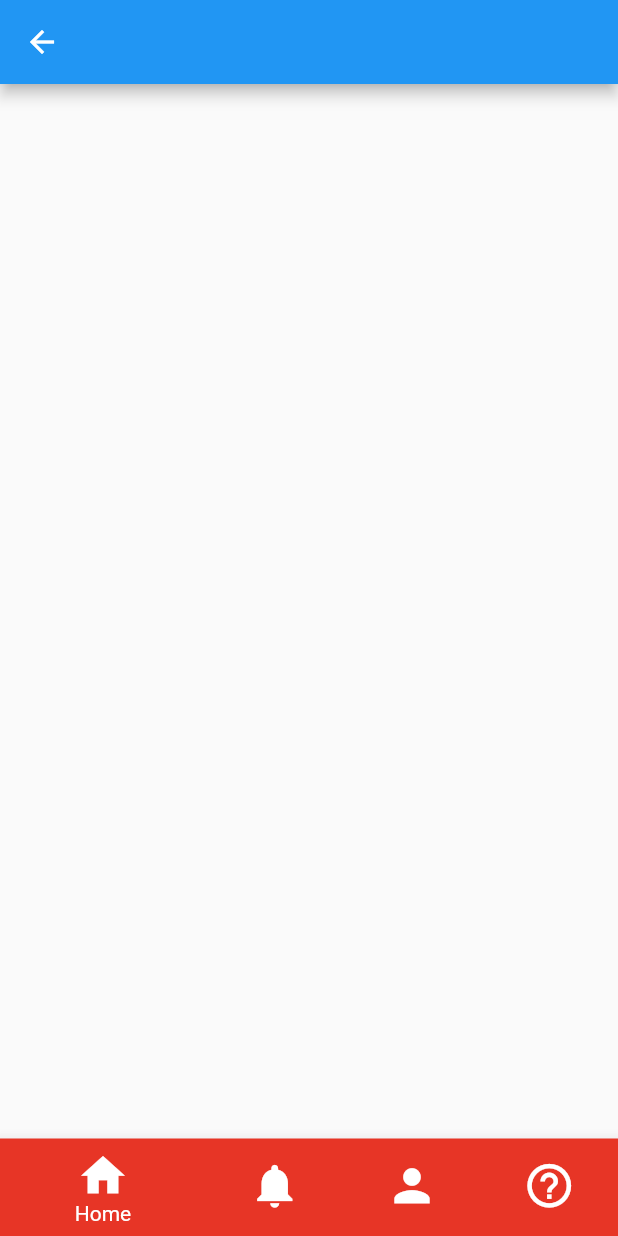
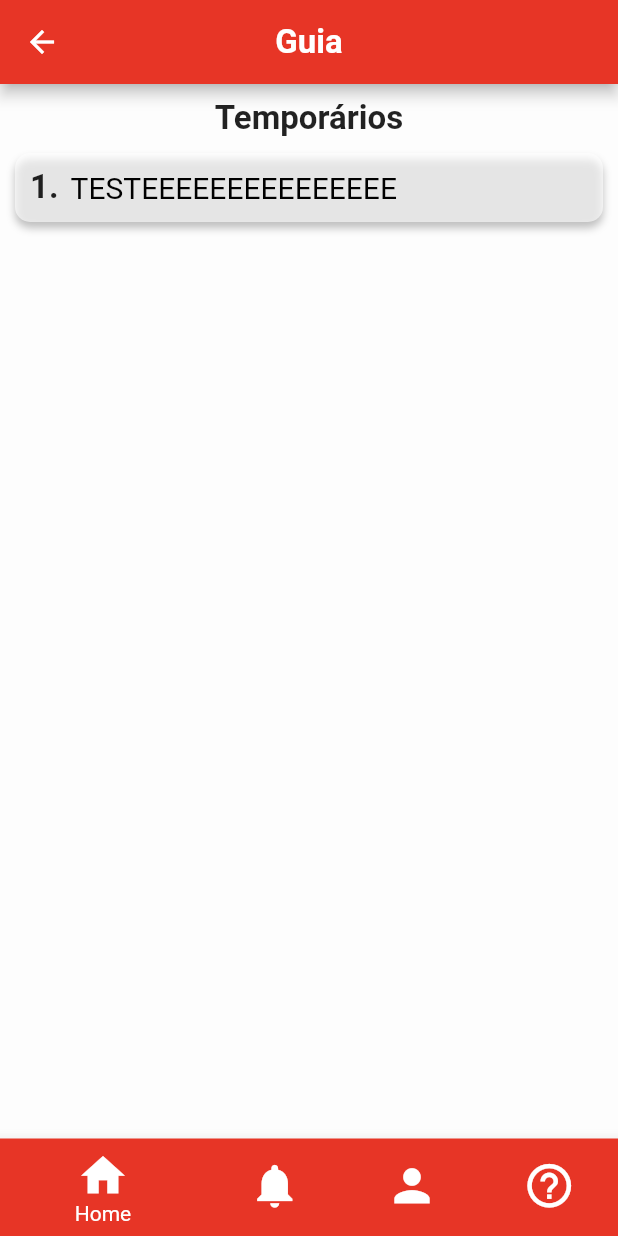
Before and after one commit to Zi0Li/MOBILE-Blood-Bank, a Flutter app: the GuidePage screen opened directly, on a phone screen of 412 x 824 dp. Run offline on Flutter 3.47's test engine with Material 2 defaults, Android fonts, the phone set to English and light mode, and no system bars; our stand-ins replace flutter_svg.

Commit message:
AppBar | GuidPage

```diff
--- a/lib/main.dart
+++ b/lib/main.dart
@@ -1,6 +1,4 @@
-import 'package:blood_bank/pages/form.dart';
 import 'package:blood_bank/pages/home.dart';
-import 'package:blood_bank/pages/login.dart';
 import 'package:flutter/material.dart';
 
 void main(List<String> args) {
--- a/lib/pages/guide.dart
+++ b/lib/pages/guide.dart
@@ -9,11 +9,100 @@ class GuidePage extends StatefulWidget {
 }
 
 class _GuidePageState extends State<GuidePage> {
+  String _value = "TESTEEEEEEEEEEEEEEE";
+  int _number = 1;
+
   @override
   Widget build(BuildContext context) {
     return Scaffold(
-      appBar: AppBar(),
+      appBar: AppBar(
+        title: Text(
+          'Guia',
+          style: TextStyle(
+              color: Colors.white, fontSize: 22, fontWeight: FontWeight.bold),
+        ),
+        centerTitle: true,
+        backgroundColor: Color.fromRGBO(231, 53, 38, 1),
+      ),
+      backgroundColor: Color.fromRGBO(253, 253, 253, 1),
       bottomNavigationBar: NavigationAppBar(),
+      body: SingleChildScrollView(
+        child: Column(
+          mainAxisAlignment: MainAxisAlignment.center,
+          children: [
+            _title('Temporários'),
+            _card(),
+          ],
+        ),
+      ),
+    );
+  }
+
+  Widget _card() {
+    return Padding(
+      padding: EdgeInsets.all(10),
+      child: Container(
+        decoration: BoxDecoration(
+            color: Colors.white60,
+            borderRadius: BorderRadius.circular(10),
+            border: Border(
+              left: BorderSide(width: 0, color: Colors.transparent),
+              right: BorderSide(width: 0, color: Colors.transparent),
+              top: BorderSide(width: 0, color: Colors.transparent),
+              bottom: BorderSide(width: 0, color: Colors.transparent),
+            ),
+            boxShadow: const [
+              BoxShadow(
+                color: Color(0x3F000000),
+                blurRadius: 4,
+                offset: Offset(0, 4),
+                spreadRadius: 0,
+              )
+            ]),
+        child: Padding(
+          padding: const EdgeInsets.all(10),
+          child: Row(
+            children: [
+              Column(
+                mainAxisAlignment: MainAxisAlignment.center,
+                crossAxisAlignment: CrossAxisAlignment.center,
+                children: [
+                  Text(
+                    '${_number.toString()}.',
+                    style: TextStyle(fontWeight: FontWeight.bold, fontSize: 22),
+                  ),
+                ],
+              ),
+              SizedBox(
+                width: 8,
+              ),
+              Column(
+                crossAxisAlignment: CrossAxisAlignment.start,
+                mainAxisAlignment: MainAxisAlignment.center,
+                children: [
+                  Text(
+                    _value,
+                    style: TextStyle(color: Colors.black, fontSize: 20),
+                  ),
+                ],
+              ),
+            ],
+          ),
+        ),
+      ),
+    );
+  }
+
+  Widget _title(String _text) {
+    return Padding(
+      padding: const EdgeInsets.fromLTRB(10, 10, 10, 0),
+      child: Text(
+        _text,
+        style: TextStyle(
+          fontWeight: FontWeight.bold,
+          fontSize: 22,
+        ),
+      ),
     );
   }
 }
--- a/lib/pages/home.dart
+++ b/lib/pages/home.dart
@@ -1,3 +1,4 @@
+import 'package:blood_bank/pages/guide.dart';
 import 'package:blood_bank/pages/login.dart';
 import 'package:blood_bank/widgets/AppBar.dart';
 import 'package:blood_bank/widgets/Button.dart';
@@ -17,8 +18,9 @@ class _HomePageState extends State<HomePage> {
   @override
   Widget build(BuildContext context) {
     return Scaffold(
-      appBar: AppBar(),
+      appBar: TopAppBar('Marcelo','21','B-'),
       backgroundColor: Color.fromRGBO(253, 253, 253, 1),
+      bottomNavigationBar: NavigationAppBar(),
       body: SingleChildScrollView(
         child: Padding(
           padding: EdgeInsets.fromLTRB(27, 28, 27, 28),
@@ -39,7 +41,7 @@ class _HomePageState extends State<HomePage> {
                   SizedBox(
                     width: 25,
                   ),
-                  Button('Guia', 'icons/Book.svg',LoginPage()),
+                  Button('Guia', 'icons/Book.svg',GuidePage()),
                 ],
               ),
               SizedBox(
@@ -86,7 +88,6 @@ class _HomePageState extends State<HomePage> {
           ),
         ),
       ),
-      bottomNavigationBar: NavigationAppBar(),
     );
   }
 }
--- a/lib/pages/login.dart
+++ b/lib/pages/login.dart
@@ -1,4 +1,4 @@
-import 'package:blood_bank/pages/home.dart';
+//import 'package:blood_bank/pages/home.dart';
 import 'package:flutter/material.dart';
 
 class LoginPage extends StatefulWidget {
--- a/lib/widgets/AppBar.dart
+++ b/lib/widgets/AppBar.dart
@@ -1,20 +1,21 @@
 import 'package:flutter/material.dart';
 
-class TopAppBar extends StatefulWidget {
-  const TopAppBar({super.key});
+// ignore: must_be_immutable
+class TopAppBar extends StatelessWidget implements PreferredSizeWidget {
 
-  @override
-  State<TopAppBar> createState() => _TopAppBarState();
-}
+  String _name;
+  String _year;
+  String _blood;
 
-class _TopAppBarState extends State<TopAppBar> {
+  TopAppBar(String this._name, String this._year, String this._blood);
+
   @override
   Widget build(BuildContext context) {
     return AppBar(
       toolbarHeight: 65,
       title: Row(
         mainAxisAlignment: MainAxisAlignment.start,
-        children: const [
+        children: [
           Icon(
             Icons.person,
             size: 60,
@@ -23,11 +24,11 @@ class _TopAppBarState extends State<TopAppBar> {
             crossAxisAlignment: CrossAxisAlignment.start,
             children: [
               Text(
-                'Marcelo Zioli',
+                _name,
                 style: TextStyle(fontSize: 20),
               ),
               Text(
-                'Idade',
+               '$_year anos',
                 style: TextStyle(fontSize: 16),
               ),
             ],
@@ -40,14 +41,14 @@ class _TopAppBarState extends State<TopAppBar> {
           onPressed: () {},
           child: Row(
             mainAxisAlignment: MainAxisAlignment.center,
-            children: const [
+            children: [
               Icon(
                 Icons.water_drop,
                 color: Colors.white,
                 size: 26,
               ),
               Text(
-                'A+',
+                _blood,
                 style: TextStyle(color: Colors.white, fontSize: 24),
               ),
             ],
@@ -58,4 +59,7 @@ class _TopAppBarState extends State<TopAppBar> {
       ],
     );
   }
+
+  @override
+  Size get preferredSize => Size.fromHeight(kToolbarHeight);
 }
--- a/lib/widgets/MessageBalloon.dart
+++ b/lib/widgets/MessageBalloon.dart
@@ -52,6 +52,7 @@ class MessageBallon extends StatelessWidget {
                   ],
                 ),
                 Column(
+                  crossAxisAlignment: CrossAxisAlignment.start,
                   children: [
                     Row(
                       children: [
```
